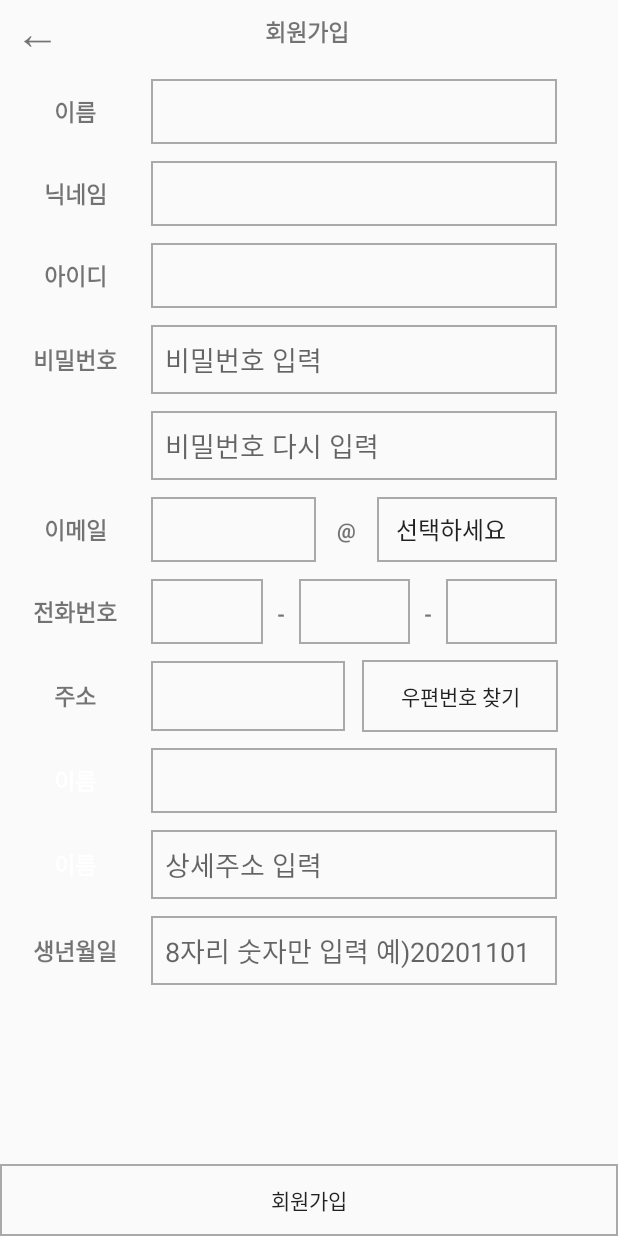
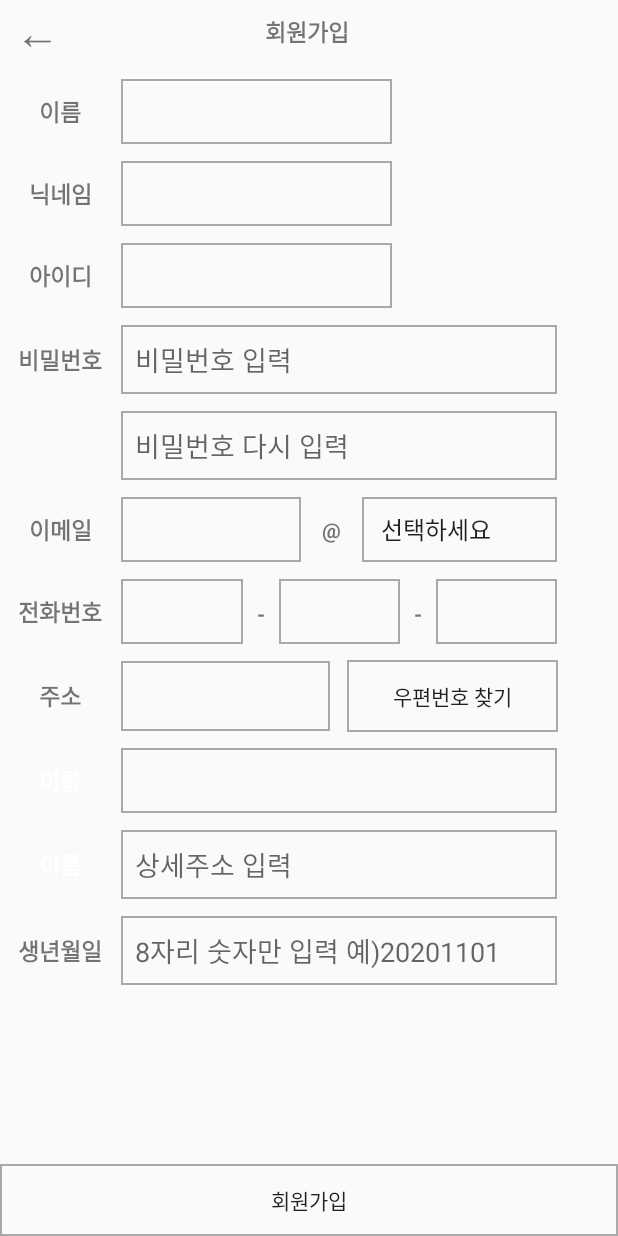
Before and after one commit to heoseo/DaisoInMyHouse, an Android app: the JoinActivity screen opened directly, with no data from a screen before it, on a phone screen of 412 x 824 dp. Run offline under Robolectric (Android 15) with nearby library versions, the phone set to English and light mode, and no system bars.

Commit message:
프로필화면

```diff
--- a/app/src/main/res/layout/activity_join.xml
+++ b/app/src/main/res/layout/activity_join.xml
@@ -42,7 +42,7 @@
             android:layout_marginTop="10dp">
 
             <TextView
-                android:layout_width="100dp"
+                android:layout_width="80dp"
                 android:layout_height="wrap_content"
                 android:text="이름"
                 android:textStyle="bold"
@@ -54,7 +54,7 @@
                 android:id="@+id/et_name"
                 android:layout_width="match_parent"
                 android:layout_height="wrap_content"
-                android:layout_marginRight="40dp"
+                android:layout_marginRight="150dp"
                 android:padding="10dp"
                 android:background="@drawable/black_et"/>
 
@@ -67,7 +67,7 @@
             android:layout_marginTop="10dp">
 
             <TextView
-                android:layout_width="100dp"
+                android:layout_width="80dp"
                 android:layout_height="wrap_content"
                 android:text="닉네임"
                 android:textStyle="bold"
@@ -79,7 +79,7 @@
                 android:id="@+id/et_nickname"
                 android:layout_width="match_parent"
                 android:layout_height="wrap_content"
-                android:layout_marginRight="40dp"
+                android:layout_marginRight="150dp"
                 android:padding="10dp"
                 android:background="@drawable/black_et"/>
 
@@ -92,7 +92,7 @@
             android:layout_marginTop="10dp">
 
             <TextView
-                android:layout_width="100dp"
+                android:layout_width="80dp"
                 android:layout_height="wrap_content"
                 android:text="아이디"
                 android:textStyle="bold"
@@ -104,7 +104,7 @@
                 android:id="@+id/et_id"
                 android:layout_width="match_parent"
                 android:layout_height="wrap_content"
-                android:layout_marginRight="40dp"
+                android:layout_marginRight="150dp"
                 android:padding="10dp"
                 android:background="@drawable/black_et"/>
 
@@ -117,7 +117,7 @@
             android:layout_marginTop="10dp">
 
             <TextView
-                android:layout_width="100dp"
+                android:layout_width="80dp"
                 android:layout_height="wrap_content"
                 android:text="비밀번호"
                 android:textStyle="bold"
@@ -143,7 +143,7 @@
             android:layout_marginTop="10dp">
 
             <TextView
-                android:layout_width="100dp"
+                android:layout_width="80dp"
                 android:layout_height="wrap_content"
                 android:text=""
                 android:textStyle="bold"
@@ -170,7 +170,7 @@
             android:visibility="gone" >
 
             <TextView
-                android:layout_width="100dp"
+                android:layout_width="80dp"
                 android:layout_height="wrap_content"
                 android:text=""
                 android:textStyle="bold"
@@ -200,7 +200,7 @@
                 android:orientation="horizontal">
 
                 <TextView
-                    android:layout_width="100dp"
+                    android:layout_width="80dp"
                     android:layout_height="wrap_content"
                     android:text="이메일"
                     android:textStyle="bold"
@@ -251,7 +251,7 @@
                 android:orientation="horizontal">
 
                 <TextView
-                    android:layout_width="100dp"
+                    android:layout_width="80dp"
                     android:layout_height="wrap_content"
                     android:text="전화번호"
                     android:textStyle="bold"
@@ -316,7 +316,7 @@
                 android:orientation="horizontal">
 
                 <TextView
-                    android:layout_width="100dp"
+                    android:layout_width="80dp"
                     android:layout_height="wrap_content"
                     android:text="주소"
                     android:textStyle="bold"
@@ -355,7 +355,7 @@
             android:layout_marginTop="10dp">
 
             <TextView
-                android:layout_width="100dp"
+                android:layout_width="80dp"
                 android:layout_height="wrap_content"
                 android:text="이름"
                 android:textStyle="bold"
@@ -382,7 +382,7 @@
             android:layout_marginTop="10dp">
 
             <TextView
-                android:layout_width="100dp"
+                android:layout_width="80dp"
                 android:layout_height="wrap_content"
                 android:text="이름"
                 android:textStyle="bold"
@@ -409,7 +409,7 @@
             android:layout_marginTop="10dp">
 
             <TextView
-                android:layout_width="100dp"
+                android:layout_width="80dp"
                 android:layout_height="wrap_content"
                 android:text="생년월일"
                 android:textStyle="bold"
--- a/app/src/main/res/layout/activity_profile_edit.xml
+++ b/app/src/main/res/layout/activity_profile_edit.xml
@@ -58,7 +58,7 @@
                 android:layout_width="166dp"
                 android:layout_height="wrap_content"
                 android:layout_gravity="center"
-                android:text="pokemon"
+                android:text=""
                 android:textColor="#000000"
                 android:textSize="20dp" />
 
--- a/app/src/main/res/layout/activity_setting.xml
+++ b/app/src/main/res/layout/activity_setting.xml
@@ -33,7 +33,7 @@
         android:layout_width="match_parent"
         android:layout_height="wrap_content"
         android:orientation="vertical"
-        android:background="#e5e5e5">
+        android:background="@color/colorAccent">
 
         <TextView
             android:layout_width="wrap_content"
@@ -231,7 +231,7 @@
         android:layout_width="match_parent"
         android:layout_height="wrap_content"
         android:orientation="vertical"
-        android:background="#e5e5e5">
+        android:background="@color/colorAccent">
 
         <TextView
             android:layout_width="wrap_content"
@@ -399,7 +399,7 @@
         android:layout_width="match_parent"
         android:layout_height="wrap_content"
         android:orientation="vertical"
-        android:background="#e5e5e5">
+        android:background="@color/colorAccent">
 
         <TextView
             android:layout_width="wrap_content"
--- a/app/src/main/res/values/colors.xml
+++ b/app/src/main/res/values/colors.xml
@@ -2,7 +2,7 @@
 <resources>
     <color name="colorPrimary">#9A1FBC</color>
     <color name="colorPrimaryDark">#6E147E</color>
-    <color name="colorAccent">#AA86FF</color>
+    <color name="colorAccent">#D3C7DF</color>
     <color name="pink">#FFCCCC</color>
     <color name="white">#FFFFFF</color>
     <color name="red">#FF2222</color>
```
Also changed, not shown: app/src/main/java/com/example/daisoinmyhouse/MyPageFragment.java (+25 -12 lines), app/src/main/res/layout/activity_iteminformation.xml (+22 -3 lines), app/src/main/res/layout/fragment_mypage.xml (+5 -2 lines).
